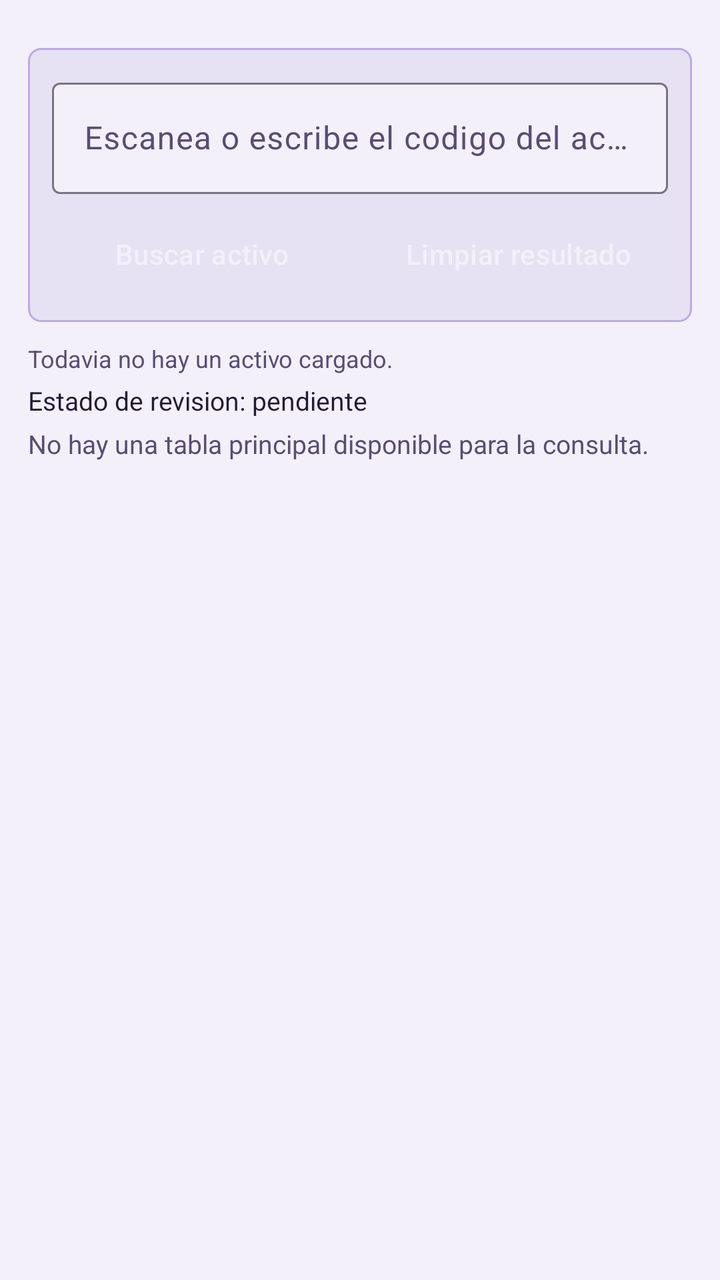
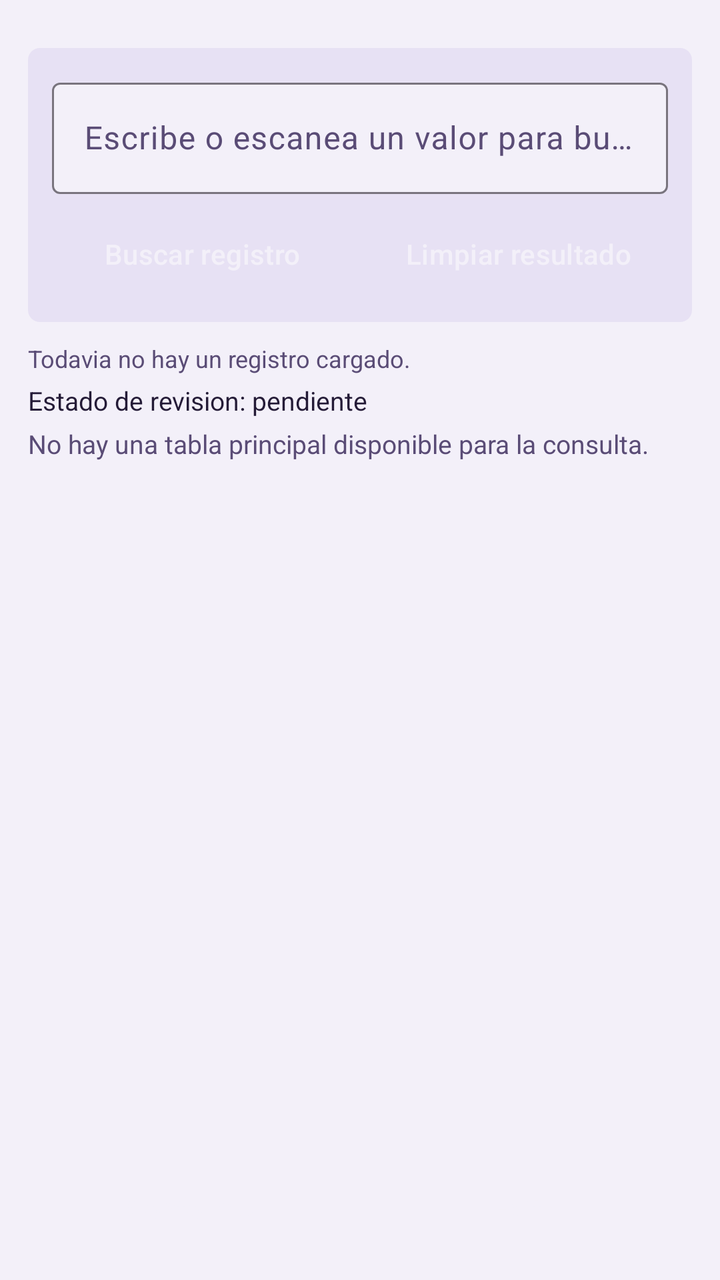

The first picture is an Android layout as it rendered before a commit; the second is the same layout after the commit. The layout source and the unified diff follow.
<!-- AndroidManifest.xml: application theme AppTheme -->
<!-- res/layout/fragment_asset_query.xml -->
<?xml version="1.0" encoding="utf-8"?>
<LinearLayout xmlns:android="http://schemas.android.com/apk/res/android"
    xmlns:app="http://schemas.android.com/apk/res-auto"
    android:id="@+id/assetQueryRoot"
    android:layout_width="match_parent"
    android:layout_height="match_parent"
    android:background="@color/paper"
    android:orientation="vertical"
    android:padding="14dp">

    <LinearLayout
        android:layout_width="match_parent"
        android:layout_height="wrap_content"
        android:layout_marginTop="10dp"
        android:orientation="vertical"
        style="@style/Widget.PatriGO.Surface.Panel">

        <com.google.android.material.textfield.TextInputLayout
            style="@style/Widget.PatriGO.TextInputLayout"
            android:layout_width="match_parent"
            android:layout_height="wrap_content"
            android:hint="@string/asset_search_hint">

            <com.google.android.material.textfield.TextInputEditText
                android:id="@+id/assetSearchInput"
                style="@style/Widget.PatriGO.TextInputEditText"
                android:layout_width="match_parent"
                android:layout_height="wrap_content"
                android:inputType="text" />
        </com.google.android.material.textfield.TextInputLayout>

        <LinearLayout
            android:layout_width="match_parent"
            android:layout_height="wrap_content"
            android:layout_marginTop="8dp"
            android:orientation="horizontal">

            <Button
                android:id="@+id/searchAssetButton"
                android:layout_width="0dp"
                android:layout_height="wrap_content"
                android:layout_marginEnd="4dp"
                android:layout_weight="1"
                android:text="@string/asset_search_button"
                android:textAllCaps="false" />

            <Button
                android:id="@+id/clearSearchButton"
                android:layout_width="0dp"
                android:layout_height="wrap_content"
                android:layout_marginStart="4dp"
                android:layout_weight="1"
                android:text="@string/asset_clear_button"
                android:textAllCaps="false" />
        </LinearLayout>
    </LinearLayout>

    <TextView
        android:id="@+id/recordMetaText"
        android:layout_width="match_parent"
        android:layout_height="wrap_content"
        android:layout_marginTop="10dp"
        android:text="@string/asset_record_meta_empty"
        style="@style/TextAppearance.PatriGO.Caption" />

    <TextView
        android:id="@+id/assetReviewStateText"
        android:layout_width="match_parent"
        android:layout_height="wrap_content"
        android:layout_marginTop="4dp"
        android:text="@string/asset_review_state_empty"
        style="@style/TextAppearance.PatriGO.Body" />

    <TextView
        android:id="@+id/assetStatusText"
        android:layout_width="match_parent"
        android:layout_height="wrap_content"
        android:layout_marginTop="4dp"
        android:text="@string/asset_status_empty"
        style="@style/TextAppearance.PatriGO.Body.Muted" />

    <LinearLayout
        android:id="@+id/assetAdditionalFieldsBar"
        style="@style/Widget.PatriGO.Surface.Card"
        android:layout_width="match_parent"
        android:layout_height="wrap_content"
        android:layout_marginTop="10dp"
        android:gravity="center_vertical"
        android:orientation="horizontal"
        android:visibility="gone">

        <TextView
            android:id="@+id/assetAdditionalFieldsText"
            style="@style/TextAppearance.PatriGO.Body.Muted"
            android:layout_width="0dp"
            android:layout_height="wrap_content"
            android:layout_weight="1"
            android:text="@string/asset_additional_fields_hidden" />

        <Button
            android:id="@+id/assetToggleAdditionalFieldsButton"
            style="@style/Widget.PatriGO.Button.Xs"
            android:layout_width="wrap_content"
            android:layout_height="wrap_content"
            android:layout_marginStart="10dp"
            android:text="@string/asset_show_additional_fields" />
    </LinearLayout>

    <androidx.recyclerview.widget.RecyclerView
        android:id="@+id/assetFieldsRecyclerView"
        android:layout_width="match_parent"
        android:layout_height="0dp"
        android:layout_marginTop="10dp"
        android:layout_weight="1"
        android:clipToPadding="false" />

    <LinearLayout
        android:id="@+id/readOnlyActionsContainer"
        android:layout_width="match_parent"
        android:layout_height="wrap_content"
        android:layout_marginTop="10dp"
        android:orientation="horizontal">

        <Button
            android:id="@+id/confirmAssetButton"
            style="@style/Widget.PatriGO.Button.Xs"
            android:layout_width="0dp"
            android:layout_height="wrap_content"
            android:layout_marginEnd="4dp"
            android:layout_weight="1"
            android:enabled="false"
            android:text="@string/asset_confirm_button"
            android:textAllCaps="false" />

        <Button
            android:id="@+id/editAssetButton"
            style="@style/Widget.PatriGO.Button.Xs"
            android:layout_width="0dp"
            android:layout_height="wrap_content"
            android:layout_marginStart="4dp"
            android:layout_weight="1"
            android:enabled="false"
            android:text="@string/asset_edit_button"
            android:textAllCaps="false" />
    </LinearLayout>

    <LinearLayout
        android:id="@+id/editActionsContainer"
        android:layout_width="match_parent"
        android:layout_height="wrap_content"
        android:layout_marginTop="10dp"
        android:orientation="horizontal"
        android:visibility="gone">

        <Button
            android:id="@+id/cancelAssetEditButton"
            style="@style/Widget.PatriGO.Button.Xs"
            android:layout_width="0dp"
            android:layout_height="wrap_content"
            android:layout_marginEnd="4dp"
            android:layout_weight="1"
            android:text="@string/asset_cancel_edit_button"
            android:textAllCaps="false" />

        <Button
            android:id="@+id/saveAssetChangesButton"
            style="@style/Widget.PatriGO.Button.Xs"
            android:layout_width="0dp"
            android:layout_height="wrap_content"
            android:layout_marginStart="4dp"
            android:layout_weight="1"
            android:enabled="false"
            android:text="@string/asset_save_button"
            android:textAllCaps="false" />
    </LinearLayout>
</LinearLayout>
<!-- resources referenced by this layout -->
<resources>
  <color name="paper">#f3f0f9</color>
  <string name="asset_additional_fields_hidden">Hay campos adicionales disponibles.</string>
  <string name="asset_cancel_edit_button">Cancelar edicion</string>
  <string name="asset_clear_button">Limpiar resultado</string>
  <string name="asset_confirm_button">Conforme</string>
  <string name="asset_edit_button">Editar</string>
  <string name="asset_record_meta_empty">Todavia no hay un activo cargado.</string>
  <string name="asset_review_state_empty">Estado de revision: pendiente</string>
  <string name="asset_save_button">Guardar cambios</string>
  <string name="asset_search_button">Buscar activo</string>
  <string name="asset_search_hint">Escanea o escribe el codigo del activo</string>
  <string name="asset_show_additional_fields">Mostrar adicionales</string>
  <string name="asset_status_empty">No hay una tabla principal disponible para la consulta.</string>
  <style name="TextAppearance.PatriGO.Body" parent="">
          <item name="android:textColor">@color/ink</item>
          <item name="android:textSize">13sp</item>
      </style>
  <style name="TextAppearance.PatriGO.Body.Muted" parent="TextAppearance.PatriGO.Body">
          <item name="android:textColor">@color/muted_ink</item>
      </style>
  <style name="TextAppearance.PatriGO.Caption" parent="">
          <item name="android:textColor">@color/muted_ink</item>
          <item name="android:textSize">12sp</item>
      </style>
  <style name="Widget.PatriGO.Surface.Card" parent="">
          <item name="android:background">@drawable/app_surface_card_background</item>
          <item name="android:padding">12dp</item>
      </style>
  <style name="Widget.PatriGO.Surface.Panel" parent="">
          <item name="android:background">@drawable/app_surface_panel_background</item>
          <item name="android:padding">12dp</item>
      </style>
  <style name="Widget.PatriGO.TextInputEditText" parent="Widget.Material3.TextInputEditText.OutlinedBox">
          <item name="android:textColor">@color/ink</item>
          <item name="android:textColorHint">@color/muted_ink</item>
      </style>
  <style name="Widget.PatriGO.TextInputLayout" parent="Widget.Material3.TextInputLayout.OutlinedBox">
          <item name="boxBackgroundColor">@color/paper</item>
          <item name="hintTextColor">@color/muted_ink</item>
      </style>
  <color name="ink">#241b37</color>
  <color name="muted_ink">#5a4c76</color>
  <style name="Widget.PatriGO.Button.Base" parent="Widget.Material3.Button">
          <item name="shapeAppearanceOverlay">@style/ShapeAppearanceOverlay.PatriGO.Button</item>
          <item name="backgroundTint">@color/forest</item>
          <item name="android:textColor">@color/paper</item>
          <item name="android:textAllCaps">false</item>
          <item name="strokeWidth">1dp</item>
          <item name="strokeColor">@color/forest_dark</item>
      </style>
  <!-- drawable app_surface_panel_background (drawable) -->
  <?xml version="1.0" encoding="utf-8"?>
  <shape xmlns:android="http://schemas.android.com/apk/res/android"
      android:shape="rectangle">
      <solid android:color="@color/paper_alt" />
      <corners android:radius="@dimen/shape_radius_md" />
      <stroke
          android:width="1dp"
          android:color="@color/line" />
  </shape>
  <color name="forest">#5717d7</color>
  <color name="forest_dark">#390998</color>
  <color name="amber">#e85811</color>
  <color name="paper_alt">#e7e1f4</color>
  <style name="ShapeAppearanceOverlay.PatriGO.Button" parent="">
          <item name="cornerFamily">rounded</item>
          <item name="cornerSize">0dp</item>
          <item name="cornerSizeTopLeft">0dp</item>
          <item name="cornerSizeTopRight">0dp</item>
          <item name="cornerSizeBottomLeft">0dp</item>
          <item name="cornerSizeBottomRight">0dp</item>
      </style>
  <dimen name="shape_radius_md">6dp</dimen>
  <color name="line">#bda9e4</color>
  <!-- unchanged entries left out for length: 4 -->
</resources>

<!-- the commit's change to res/layout/fragment_asset_query.xml (unified diff, before → after) -->
@@ -123,7 +123,7 @@
 
         <Button
             android:id="@+id/confirmAssetButton"
-            style="@style/Widget.PatriGO.Button.Xs"
+            style="@style/Widget.PatriGO.Button.Md"
             android:layout_width="0dp"
             android:layout_height="wrap_content"
             android:layout_marginEnd="4dp"
@@ -134,7 +134,7 @@
 
         <Button
             android:id="@+id/editAssetButton"
-            style="@style/Widget.PatriGO.Button.Xs"
+            style="@style/Widget.PatriGO.Button.Md"
             android:layout_width="0dp"
             android:layout_height="wrap_content"
             android:layout_marginStart="4dp"
<!-- resource entries referenced after the edit -->
@@ -6,11 +6,11 @@
   <string name="asset_clear_button">Limpiar resultado</string>
   <string name="asset_confirm_button">Conforme</string>
   <string name="asset_edit_button">Editar</string>
-  <string name="asset_record_meta_empty">Todavia no hay un activo cargado.</string>
+  <string name="asset_record_meta_empty">Todavia no hay un registro cargado.</string>
   <string name="asset_review_state_empty">Estado de revision: pendiente</string>
   <string name="asset_save_button">Guardar cambios</string>
-  <string name="asset_search_button">Buscar activo</string>
-  <string name="asset_search_hint">Escanea o escribe el codigo del activo</string>
+  <string name="asset_search_button">Buscar registro</string>
+  <string name="asset_search_hint">Escribe o escanea un valor para buscar</string>
   <string name="asset_show_additional_fields">Mostrar adicionales</string>
   <string name="asset_status_empty">No hay una tabla principal disponible para la consulta.</string>
   <style name="TextAppearance.PatriGO.Body" parent="">
@@ -46,8 +46,7 @@
           <item name="shapeAppearanceOverlay">@style/ShapeAppearanceOverlay.PatriGO.Button</item>
           <item name="backgroundTint">@color/forest</item>
           <item name="android:textColor">@color/paper</item>
-          <item name="android:textAllCaps">false</item>
-          <item name="strokeWidth">1dp</item>
+          <item name="android:textAllCaps">false</item> 
           <item name="strokeColor">@color/forest_dark</item>
       </style>
   <!-- drawable app_surface_panel_background (drawable) -->
@@ -56,9 +55,7 @@
       android:shape="rectangle">
       <solid android:color="@color/paper_alt" />
       <corners android:radius="@dimen/shape_radius_md" />
-      <stroke
-          android:width="1dp"
-          android:color="@color/line" />
+       
   </shape>
   <color name="forest">#5717d7</color>
   <color name="forest_dark">#390998</color>
@@ -66,11 +63,7 @@
   <color name="paper_alt">#e7e1f4</color>
   <style name="ShapeAppearanceOverlay.PatriGO.Button" parent="">
           <item name="cornerFamily">rounded</item>
-          <item name="cornerSize">0dp</item>
-          <item name="cornerSizeTopLeft">0dp</item>
-          <item name="cornerSizeTopRight">0dp</item>
-          <item name="cornerSizeBottomLeft">0dp</item>
-          <item name="cornerSizeBottomRight">0dp</item>
+          <item name="cornerSize">5dp</item>
       </style>
   <dimen name="shape_radius_md">6dp</dimen>
   <color name="line">#bda9e4</color>
